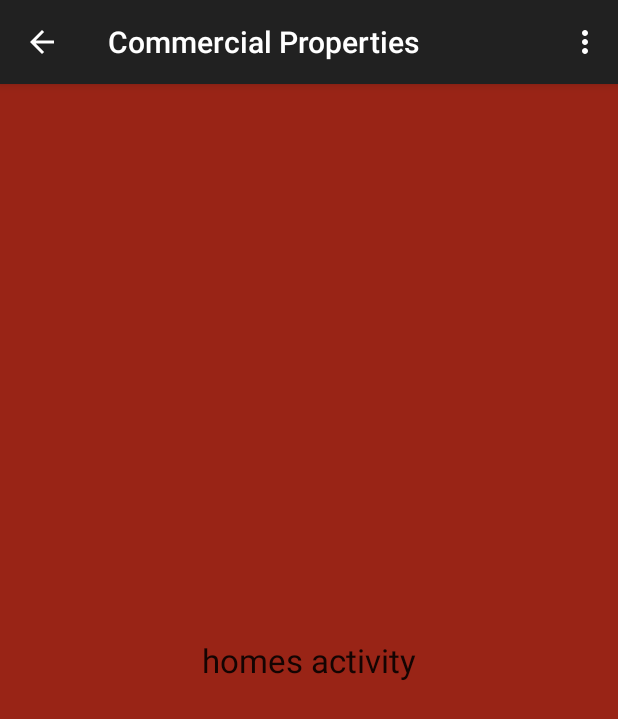
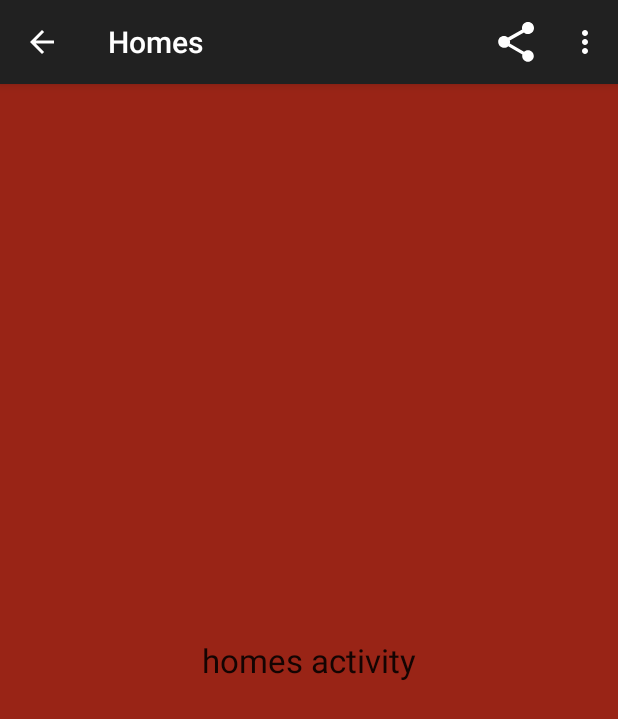
Before and after one commit to oguya/Real-Estate, an Android app: the HomesActivity screen opened directly, with no data from a screen before it, on a phone screen of 412 x 824 dp. Shown: the top 719 px of the screen. Run offline under Robolectric (Android 15) with nearby library versions, the phone set to English and light mode, and no system bars.

Commit message:
adding share action providers

```diff
--- a/keja/src/main/AndroidManifest.xml
+++ b/keja/src/main/AndroidManifest.xml
@@ -41,7 +41,7 @@
 
         <activity
             android:name="com.droid.keja.ui.HomesActivity"
-            android:label="@string/title_activity_commercial"
+            android:label="@string/title_activity_home"
             android:parentActivityName="com.droid.keja.ui.MainActivity">
 
             <!-- v 4.1 support -->
--- a/keja/src/main/java/com/droid/keja/ui/CommercialActivity.java
+++ b/keja/src/main/java/com/droid/keja/ui/CommercialActivity.java
@@ -23,6 +23,7 @@ public class CommercialActivity extends ActionBarActivity {
         setContentView(R.layout.activity_commercial);
 
         actionBar = getSupportActionBar();
+        actionBar.setDisplayHomeAsUpEnabled(true);
     }
 
     @Override
--- a/keja/src/main/java/com/droid/keja/ui/HomesActivity.java
+++ b/keja/src/main/java/com/droid/keja/ui/HomesActivity.java
@@ -1,8 +1,11 @@
 package com.droid.keja.ui;
 
+import android.content.Intent;
 import android.os.Bundle;
+import android.support.v4.view.MenuItemCompat;
 import android.support.v7.app.ActionBar;
 import android.support.v7.app.ActionBarActivity;
+import android.support.v7.widget.ShareActionProvider;
 import android.view.Menu;
 import android.view.MenuItem;
 
@@ -16,6 +19,7 @@ public class HomesActivity extends ActionBarActivity {
     private ActionBar actionBar;
     private final String LOG_TAG = "HomesActivity";
 
+    private ShareActionProvider shareActionProvider;
 
     @Override
     protected void onCreate(Bundle savedInstanceState) {
@@ -23,6 +27,7 @@ public class HomesActivity extends ActionBarActivity {
         setContentView(R.layout.activity_homes);
 
         actionBar = getSupportActionBar();
+        actionBar.setDisplayHomeAsUpEnabled(true);
     }
 
     @Override
@@ -30,6 +35,12 @@ public class HomesActivity extends ActionBarActivity {
 
         // Inflate the menu; this adds items to the action bar if it is present.
         getMenuInflater().inflate(R.menu.homes, menu);
+
+        //shareAction provider
+        MenuItem shareItem = menu.findItem(R.id.action_share);
+        shareActionProvider = (ShareActionProvider) MenuItemCompat.getActionProvider(shareItem);
+        shareActionProvider.setShareIntent(getDefaultShareIntent());
+
         return true;
     }
 
@@ -45,4 +56,9 @@ public class HomesActivity extends ActionBarActivity {
         return super.onOptionsItemSelected(item);
     }
 
+    private Intent getDefaultShareIntent(){
+        Intent intent = new Intent(Intent.ACTION_SEND_MULTIPLE);
+        intent.setType("image/*");
+        return intent;
+    }
 }
--- a/keja/src/main/res/menu/homes.xml
+++ b/keja/src/main/res/menu/homes.xml
@@ -9,6 +9,16 @@
         <!--app:showAsAction="always"/>-->
 
 
+    <!--share item-->
+    <item android:id="@+id/action_share"
+        android:title="@string/share"
+        app:showAsAction="always"
+        app:actionProviderClass="android.support.v7.widget.ShareActionProvider"
+        />
+
+
+
+
     <item android:id="@+id/action_settings"
         android:title="@string/action_settings"
         android:orderInCategory="100"
--- a/keja/src/main/res/values/strings.xml
+++ b/keja/src/main/res/values/strings.xml
@@ -56,6 +56,7 @@
 
     <!--default vals-->
     <string name="empty_list">No commercial properties available at the moment.\nPlease try again later</string>
+    <string name="share">Share</string>
 
     <!--homes Activity -->
     <string name="title_activity_home">Homes</string>
```
